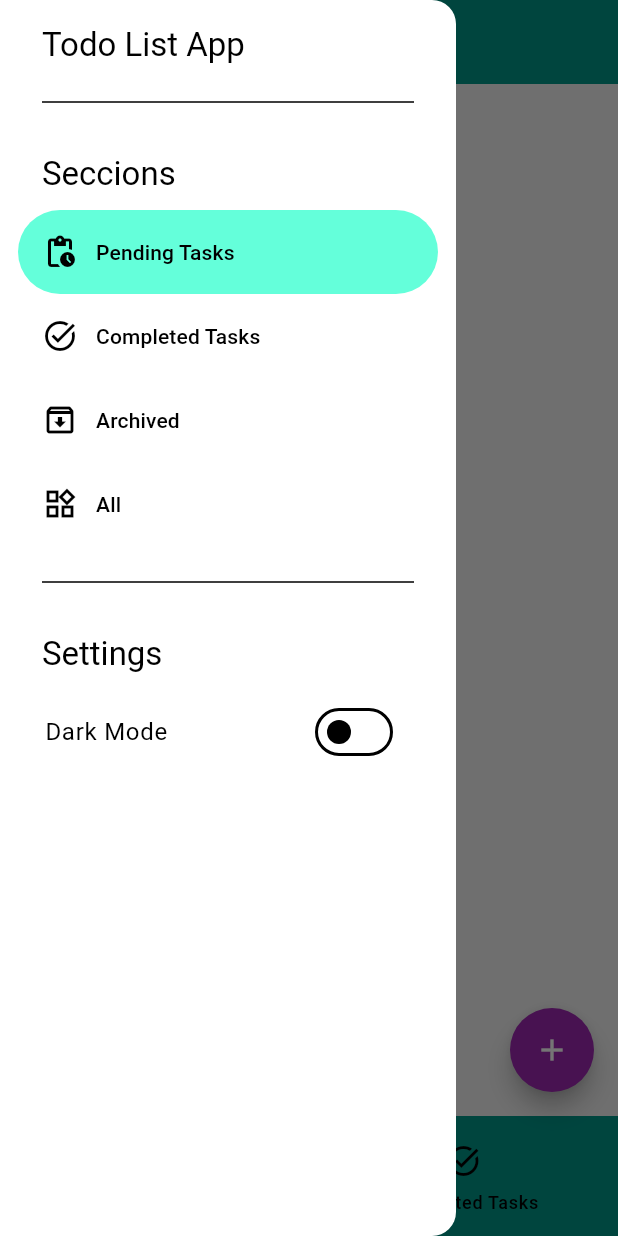
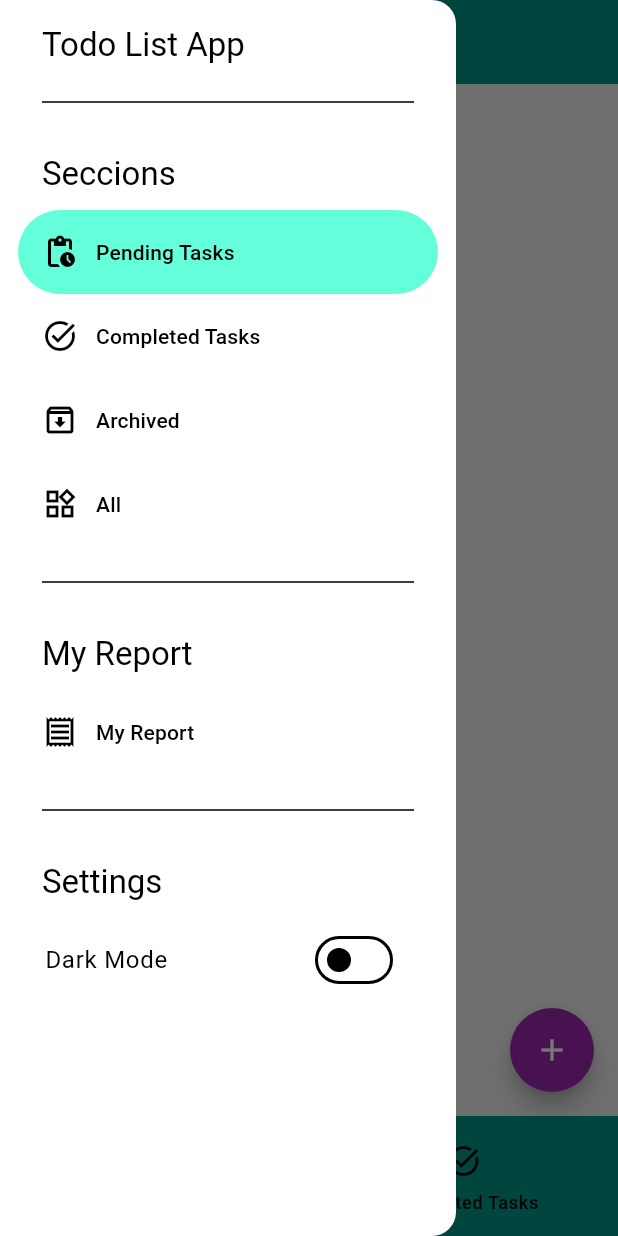
Before and after one commit to danielmontes9/flutter-todo-list-app, a Flutter app: the screen it shows after launch, after a tap on the "menu" icon, on a phone screen of 412 x 824 dp. Run offline on Flutter 3.47's test engine with Material 3 defaults, Android fonts, the phone set to English and light mode, and no system bars; drawn by our look-alikes of flutter_expandable_fab; our stand-ins replace equatable, flutter_bloc, logger, sqflite, sqflite_common_ffi_web; accounts and stored records are empty.

Commit message:
feat: :sparkles: add tab my report

```diff
--- a/lib/features/todo/screens/home.dart
+++ b/lib/features/todo/screens/home.dart
@@ -49,6 +49,8 @@ class HomePageState extends State<HomePage> {
   void _fetchTasks(int index) {
     String statusSelected = 'all';
 
+    print(index);
+
     switch (index) {
       case 0:
         statusSelected = 'pending';
@@ -58,6 +60,12 @@ class HomePageState extends State<HomePage> {
         break;
       case 2:
         statusSelected = 'archived';
+        break;
+      case 3:
+        statusSelected = 'all';
+        break;
+      case 4:
+        statusSelected = 'report';
         break;
       default:
         statusSelected = 'all';
--- a/lib/features/todo/widgets/home/custom_app_drawer.dart
+++ b/lib/features/todo/widgets/home/custom_app_drawer.dart
@@ -57,6 +57,24 @@ class CustomAppDrawer extends StatelessWidget {
         Padding(
           padding: const EdgeInsets.fromLTRB(28, 16, 16, 10),
           child: Text(
+            'My Report',
+            style: Theme.of(context).textTheme.titleLarge,
+          ),
+        ),
+
+        NavigationDrawerDestination(
+          icon: Icon(Icons.receipt_outlined),
+          label: Text('My Report'),
+        ),
+
+        const Padding(
+          padding: EdgeInsets.fromLTRB(28, 16, 28, 10),
+          child: Divider(),
+        ),
+
+        Padding(
+          padding: const EdgeInsets.fromLTRB(28, 16, 16, 10),
+          child: Text(
             'Settings',
             style: Theme.of(context).textTheme.titleLarge,
           ),
```
